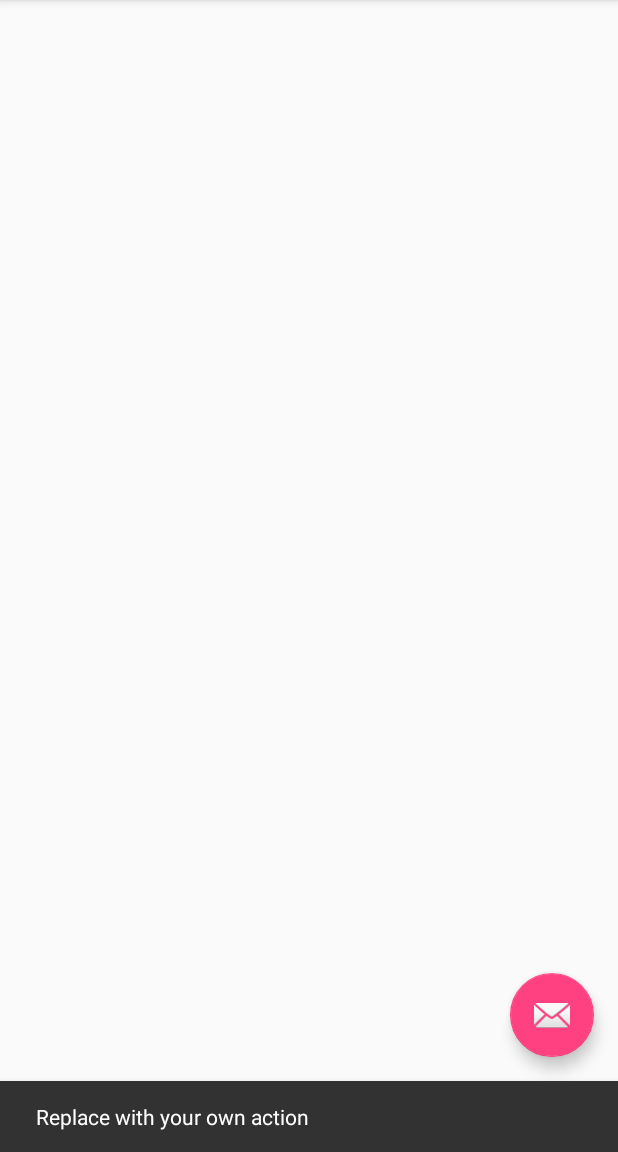
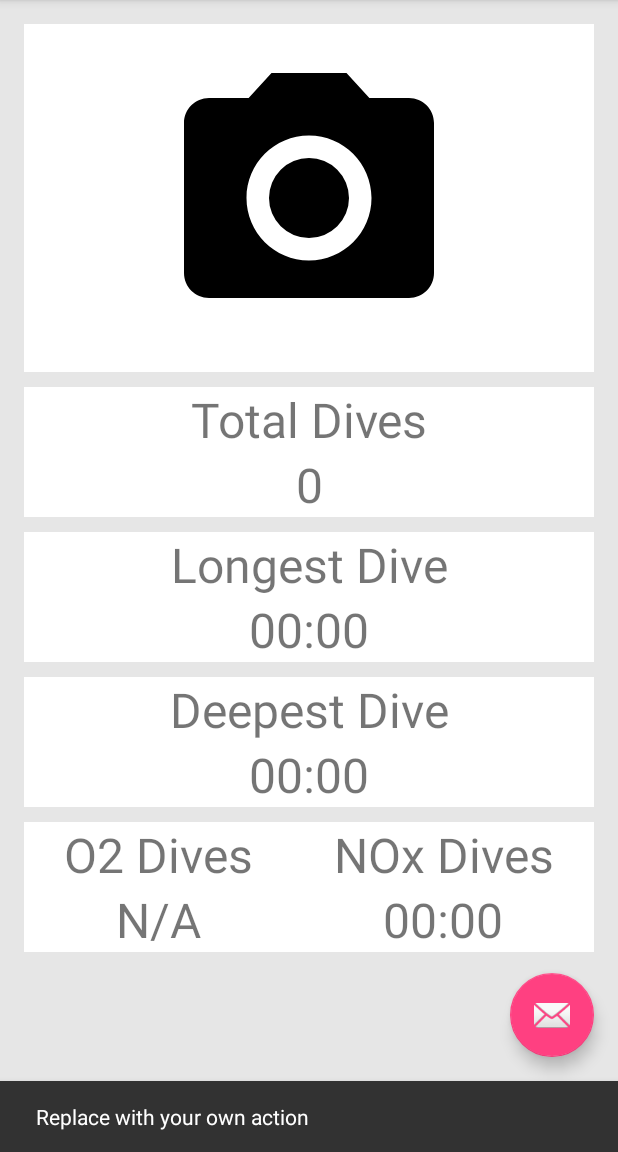
Before and after one commit to cmeehan1991/DivePro, an Android app: the screen it shows after launch (MainActivity), after a tap on an icon or button, on a phone screen of 412 x 824 dp, the part 84-1236 px from its top. Run offline under Robolectric (Android 15) with nearby library versions, the phone set to English and light mode, and no system bars.

Commit message:
Continued main page layout

```diff
--- a/app/src/main/java/com/cbmwebdevelopment/divepro/MainActivity.java
+++ b/app/src/main/java/com/cbmwebdevelopment/divepro/MainActivity.java
@@ -80,15 +80,11 @@ public class MainActivity extends AppCompatActivity
         // Handle navigation view item clicks here.
         int id = item.getItemId();
 
-        if (id == R.id.nav_camera) {
-            // Handle the camera action
-        } else if (id == R.id.nav_gallery) {
+        if (id == R.id.nav_log){
 
-        } else if (id == R.id.nav_slideshow) {
+        }else if(id == R.id.nav_certifications){
 
-        } else if (id == R.id.nav_manage) {
-
-        } else if (id == R.id.nav_share) {
+        }else if (id == R.id.nav_share) {
 
         } else if (id == R.id.nav_send) {
 
--- /dev/null
+++ b/app/src/main/res/drawable/border.xml
@@ -0,0 +1,5 @@
+<?xml version="1.0" encoding="utf-8"?>
+<shape xmlns:android="http://schemas.android.com/apk/res/android"
+    android:shape="rectangle">
+    <stroke android:width="1dp" />
+</shape>
--- a/app/src/main/res/layout/content_main.xml
+++ b/app/src/main/res/layout/content_main.xml
@@ -1,32 +1,163 @@
 <?xml version="1.0" encoding="utf-8"?>
-<LinearLayout xmlns:android="http://schemas.android.com/apk/res/android"
+<RelativeLayout xmlns:android="http://schemas.android.com/apk/res/android"
     xmlns:app="http://schemas.android.com/apk/res-auto"
     xmlns:tools="http://schemas.android.com/tools"
     android:layout_width="match_parent"
     android:layout_height="match_parent"
+    android:background="#e6e6e6"
     android:paddingBottom="@dimen/activity_vertical_margin"
     android:paddingLeft="@dimen/activity_horizontal_margin"
     android:paddingRight="@dimen/activity_horizontal_margin"
     android:paddingTop="@dimen/activity_vertical_margin"
-    android:orientation="vertical"
+    android:weightSum="1"
     app:layout_behavior="@string/appbar_scrolling_view_behavior"
     tools:context="com.cbmwebdevelopment.divepro.MainActivity"
     tools:showIn="@layout/app_bar_main">
+
+    <ScrollView
+        android:layout_width="match_parent"
+        android:layout_height="wrap_content">
 
         <LinearLayout
             android:layout_width="match_parent"
             android:layout_height="wrap_content"
             android:orientation="vertical">
+
+            <LinearLayout
+                android:layout_width="match_parent"
+                android:layout_height="wrap_content"
+                android:background="#ffffff"
+                android:orientation="vertical">
+
                 <ImageView
                     android:layout_width="200dp"
                     android:layout_height="200dp"
-            android:layout_gravity="center_horizontal"/>
+                    android:layout_gravity="center_horizontal"
+                    android:layout_marginBottom="16dp"
+                    android:layout_marginTop="16dp"
+                    android:background="@drawable/ic_menu_camera"
+                    android:onClick="setProfilePicture" />
             </LinearLayout>
-    <GridLayout
+
+            <LinearLayout
                 android:layout_width="match_parent"
                 android:layout_height="wrap_content"
-        android:columnCount="2">
+                android:layout_marginTop="10dp"
+                android:background="#ffffff"
+                android:orientation="vertical">
 
+                <TextView
+                    android:layout_width="match_parent"
+                    android:layout_height="wrap_content"
+                    android:gravity="center_horizontal"
+                    android:text="Total Dives"
+                    android:textSize="32dp" />
 
-    </GridLayout>
+                <TextView
+                    android:layout_width="match_parent"
+                    android:layout_height="wrap_content"
+                    android:gravity="center_horizontal"
+                    android:text="0"
+                    android:textSize="32dp" />
             </LinearLayout>
+
+            <LinearLayout
+                android:layout_width="match_parent"
+                android:layout_height="wrap_content"
+                android:layout_marginTop="10dp"
+                android:background="#ffffff"
+                android:orientation="vertical">
+
+                <TextView
+                    android:layout_width="match_parent"
+                    android:layout_height="wrap_content"
+                    android:gravity="center_horizontal"
+                    android:text="Longest Dive"
+                    android:textSize="32dp" />
+
+                <TextView
+                    android:layout_width="match_parent"
+                    android:layout_height="wrap_content"
+                    android:gravity="center_horizontal"
+                    android:text="00:00"
+                    android:textSize="32dp" />
+
+            </LinearLayout>
+
+            <LinearLayout
+                android:layout_width="match_parent"
+                android:layout_height="wrap_content"
+                android:layout_marginTop="10dp"
+                android:background="#ffffff"
+                android:orientation="vertical">
+
+                <TextView
+                    android:layout_width="match_parent"
+                    android:layout_height="wrap_content"
+                    android:gravity="center_horizontal"
+                    android:text="Deepest Dive"
+                    android:textSize="32dp" />
+
+                <TextView
+                    android:layout_width="match_parent"
+                    android:layout_height="wrap_content"
+                    android:gravity="center_horizontal"
+                    android:text="00:00"
+                    android:textSize="32dp" />
+
+            </LinearLayout>
+
+            <LinearLayout
+                android:layout_width="match_parent"
+                android:layout_height="wrap_content"
+                android:layout_marginTop="10dp"
+                android:background="#ffffff"
+                android:orientation="horizontal">
+
+                <LinearLayout
+                    android:layout_width="wrap_content"
+                    android:layout_height="wrap_content"
+                    android:orientation="vertical"
+                    android:layout_weight="0.50">
+
+                    <TextView
+                        android:layout_width="match_parent"
+                        android:layout_height="wrap_content"
+                        android:gravity="center_horizontal"
+                        android:text="O2 Dives"
+                        android:textSize="32dp" />
+
+                    <TextView
+                        android:layout_width="match_parent"
+                        android:layout_height="wrap_content"
+                        android:gravity="center_horizontal"
+                        android:text="N/A"
+                        android:textSize="32dp" />
+                </LinearLayout>
+
+                <LinearLayout
+                    android:layout_width="wrap_content"
+                    android:layout_height="wrap_content"
+                    android:orientation="vertical"
+                    android:layout_weight="0.50">
+
+                    <TextView
+                        android:layout_width="match_parent"
+                        android:layout_height="wrap_content"
+                        android:gravity="center_horizontal"
+                        android:text="NOx Dives"
+                        android:textSize="32dp" />
+
+                    <TextView
+                        android:layout_width="match_parent"
+                        android:layout_height="wrap_content"
+                        android:gravity="center_horizontal"
+                        android:text="00:00"
+                        android:textSize="32dp" />
+                </LinearLayout>
+
+            </LinearLayout>
+        </LinearLayout>
+    </ScrollView>
+
+</RelativeLayout>
--- a/app/src/main/res/menu/activity_main_drawer.xml
+++ b/app/src/main/res/menu/activity_main_drawer.xml
@@ -3,21 +3,12 @@
 
     <group android:checkableBehavior="single">
         <item
-            android:id="@+id/nav_camera"
-            android:icon="@drawable/ic_menu_camera"
-            android:title="Import" />
+            android:id="@+id/nav_log"
+            android:title="Dive Log" />
         <item
-            android:id="@+id/nav_gallery"
-            android:icon="@drawable/ic_menu_gallery"
-            android:title="Gallery" />
-        <item
-            android:id="@+id/nav_slideshow"
-            android:icon="@drawable/ic_menu_slideshow"
-            android:title="Slideshow" />
-        <item
-            android:id="@+id/nav_manage"
-            android:icon="@drawable/ic_menu_manage"
-            android:title="Tools" />
+            android:id="@+id/nav_certifications"
+            android:title="Certifications" />
+
     </group>
 
     <item android:title="Communicate">
@@ -29,7 +20,7 @@
             <item
                 android:id="@+id/nav_send"
                 android:icon="@drawable/ic_menu_send"
-                android:title="Send" />
+                android:title="Email" />
         </menu>
     </item>
 
--- a/app/src/main/res/values/styles.xml
+++ b/app/src/main/res/values/styles.xml
@@ -6,6 +6,7 @@
         <item name="colorPrimary">@color/colorPrimary</item>
         <item name="colorPrimaryDark">@color/colorPrimaryDark</item>
         <item name="colorAccent">@color/colorAccent</item>
+
     </style>
 
     <style name="AppTheme.NoActionBar">
--- a/build.gradle
+++ b/build.gradle
@@ -5,7 +5,7 @@ buildscript {
         jcenter()
     }
     dependencies {
-        classpath 'com.android.tools.build:gradle:2.1.3'
+        classpath 'com.android.tools.build:gradle:2.2.0'
 
         // NOTE: Do not place your application dependencies here; they belong
         // in the individual module build.gradle files
```
Lines whose indentation alone changed are shown as unchanged.
